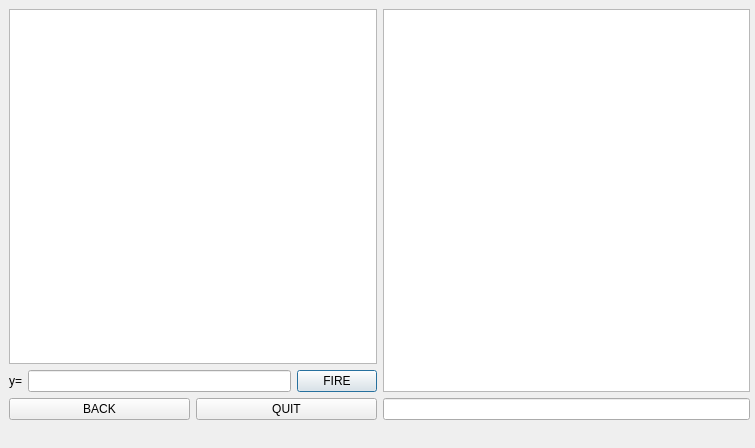
Old version of the form MATFWars/wargame.ui in the repository Divljo31/MATFWars.
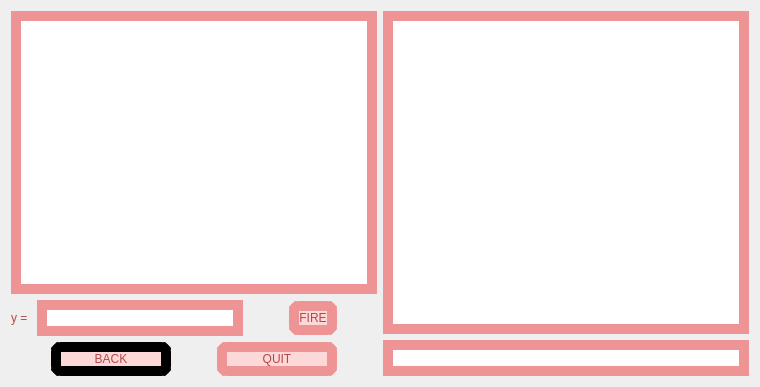
New version of the form. Icons and pictures are not drawn.

What changed in the file:
```diff
--- a/MATFWars/wargame.ui
+++ b/MATFWars/wargame.ui
@@ -6,8 +6,8 @@
    <rect>
     <x>0</x>
     <y>0</y>
-    <width>755</width>
-    <height>448</height>
+    <width>760</width>
+    <height>387</height>
    </rect>
   </property>
   <property name="windowTitle">
@@ -16,60 +16,173 @@
   <property name="styleSheet">
    <string notr="true">background-image: url(:/background2/background2.png);</string>
   </property>
-  <widget class="QWidget" name="verticalLayoutWidget">
-   <property name="geometry">
-    <rect>
-     <x>9</x>
-     <y>9</y>
-     <width>741</width>
-     <height>411</height>
-    </rect>
-   </property>
+  <layout class="QHBoxLayout" name="horizontalLayout_4">
+   <item>
    <layout class="QVBoxLayout" name="verticalLayout_3">
     <item>
      <layout class="QHBoxLayout" name="horizontalLayout_3">
       <item>
        <layout class="QVBoxLayout" name="verticalLayout">
         <item>
-         <widget class="QGraphicsView" name="function_graphicsView"/>
+          <widget class="QGraphicsView" name="function_graphicsView">
+           <property name="styleSheet">
+            <string notr="true">border:10px solid;
+border-color: rgb(238, 148, 148);
+</string>
+           </property>
+          </widget>
         </item>
         <item>
          <layout class="QHBoxLayout" name="horizontalLayout">
           <item>
            <widget class="QLabel" name="y_label">
+             <property name="styleSheet">
+              <string notr="true">color: rgb(180, 72, 72);
+font: 600 20pt &quot;URW Bookman&quot;;
+</string>
+             </property>
             <property name="text">
-             <string>y=</string>
+              <string>y = </string>
             </property>
            </widget>
           </item>
           <item>
-           <widget class="QLineEdit" name="y_lineEdit"/>
+            <widget class="QLineEdit" name="y_lineEdit">
+             <property name="styleSheet">
+              <string notr="true">border:10px solid;
+border-color: rgb(238, 148, 148);</string>
+             </property>
+            </widget>
+           </item>
+           <item>
+            <spacer name="horizontalSpacer_4">
+             <property name="orientation">
+              <enum>Qt::Horizontal</enum>
+             </property>
+             <property name="sizeType">
+              <enum>QSizePolicy::Minimum</enum>
+             </property>
+             <property name="sizeHint" stdset="0">
+              <size>
+               <width>40</width>
+               <height>20</height>
+              </size>
+             </property>
+            </spacer>
           </item>
           <item>
            <widget class="QPushButton" name="fire_war_button">
+             <property name="styleSheet">
+              <string notr="true">color:rgb(180, 72, 72);
+font: 600 25pt &quot;URW Bookman&quot;;
+background-color: rgb(253, 216, 216);
+border-radius:10px;
+border:10px solid;
+border-color: rgb(238, 148, 148);</string>
+             </property>
             <property name="text">
              <string>FIRE</string>
             </property>
            </widget>
           </item>
+           <item>
+            <spacer name="horizontalSpacer_5">
+             <property name="orientation">
+              <enum>Qt::Horizontal</enum>
+             </property>
+             <property name="sizeType">
+              <enum>QSizePolicy::Minimum</enum>
+             </property>
+             <property name="sizeHint" stdset="0">
+              <size>
+               <width>40</width>
+               <height>20</height>
+              </size>
+             </property>
+            </spacer>
+           </item>
          </layout>
         </item>
         <item>
          <layout class="QHBoxLayout" name="horizontalLayout_2">
+           <item>
+            <spacer name="horizontalSpacer_2">
+             <property name="orientation">
+              <enum>Qt::Horizontal</enum>
+             </property>
+             <property name="sizeType">
+              <enum>QSizePolicy::Minimum</enum>
+             </property>
+             <property name="sizeHint" stdset="0">
+              <size>
+               <width>40</width>
+               <height>20</height>
+              </size>
+             </property>
+            </spacer>
+           </item>
           <item>
            <widget class="QPushButton" name="back_war_button">
+             <property name="styleSheet">
+              <string notr="true">color:rgb(180, 72, 72);
+font: 600 25pt &quot;URW Bookman&quot;;
+background-color: rgb(253, 216, 216);
+border-radius:10px;
+border-color: rgb(238, 148, 148);
+border: 10px solid;</string>
+             </property>
             <property name="text">
              <string>BACK</string>
             </property>
            </widget>
           </item>
+           <item>
+            <spacer name="horizontalSpacer">
+             <property name="orientation">
+              <enum>Qt::Horizontal</enum>
+             </property>
+             <property name="sizeType">
+              <enum>QSizePolicy::Minimum</enum>
+             </property>
+             <property name="sizeHint" stdset="0">
+              <size>
+               <width>40</width>
+               <height>20</height>
+              </size>
+             </property>
+            </spacer>
+           </item>
           <item>
            <widget class="QPushButton" name="quit_war_button">
+             <property name="styleSheet">
+              <string notr="true">color:rgb(180, 72, 72);
+font: 600 25pt &quot;URW Bookman&quot;;
+background-color: rgb(253, 216, 216);
+border-radius:10px;
+border:10px solid;
+border-color: rgb(238, 148, 148);</string>
+             </property>
             <property name="text">
              <string>QUIT</string>
             </property>
            </widget>
           </item>
+           <item>
+            <spacer name="horizontalSpacer_3">
+             <property name="orientation">
+              <enum>Qt::Horizontal</enum>
+             </property>
+             <property name="sizeType">
+              <enum>QSizePolicy::Minimum</enum>
+             </property>
+             <property name="sizeHint" stdset="0">
+              <size>
+               <width>40</width>
+               <height>20</height>
+              </size>
+             </property>
+            </spacer>
+           </item>
          </layout>
         </item>
        </layout>
@@ -77,17 +190,30 @@
       <item>
        <layout class="QVBoxLayout" name="verticalLayout_2">
         <item>
-         <widget class="QTextBrowser" name="chat_textBrowser"/>
+          <widget class="QTextBrowser" name="chat_textBrowser">
+           <property name="styleSheet">
+            <string notr="true">border:10px solid;
+border-color: rgb(238, 148, 148);
+</string>
+           </property>
+          </widget>
         </item>
         <item>
-         <widget class="QLineEdit" name="chat_lineEdit"/>
-        </item>
-       </layout>
-      </item>
-     </layout>
-    </item>
-   </layout>
-  </widget>
+          <widget class="QLineEdit" name="chat_lineEdit">
+           <property name="styleSheet">
+            <string notr="true">border:10px solid;
+border-color: rgb(238, 148, 148);
+</string>
+           </property>
+          </widget>
+         </item>
+        </layout>
+       </item>
+      </layout>
+     </item>
+    </layout>
+   </item>
+  </layout>
  </widget>
  <resources/>
  <connections/>
```
Left out of the diff: 2 changed lines with no effect on the pictures. Lines whose indentation alone changed are shown as unchanged.
